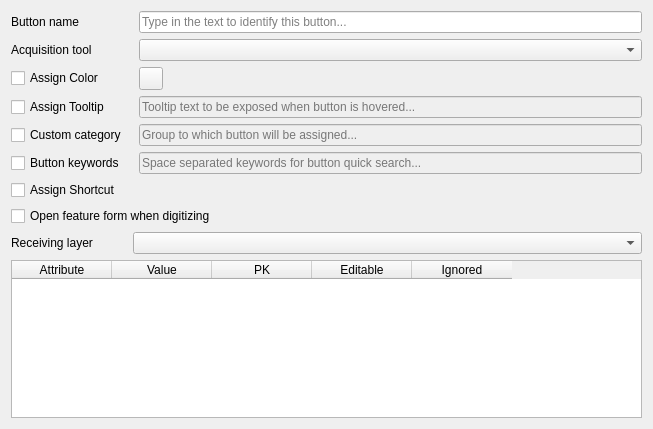
First picture: the form in gui/CustomWidgets/BasicInterfaceWidgets/buttonPropWidget.ui, repository dsgoficial/DsgTools, before the edit.
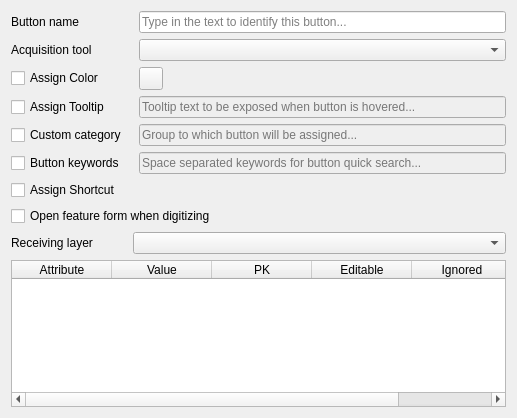
Second picture: the form after the edit. Custom widgets are drawn as their Qt base class.

Commit message: added splitter to setup props definition widget

```diff
--- a/gui/CustomWidgets/BasicInterfaceWidgets/buttonPropWidget.ui
+++ b/gui/CustomWidgets/BasicInterfaceWidgets/buttonPropWidget.ui
@@ -6,8 +6,8 @@
    <rect>
     <x>0</x>
     <y>0</y>
-    <width>653</width>
-    <height>429</height>
+    <width>517</width>
+    <height>418</height>
    </rect>
   </property>
   <property name="windowTitle">
```
The commit also changes 1 other file.
